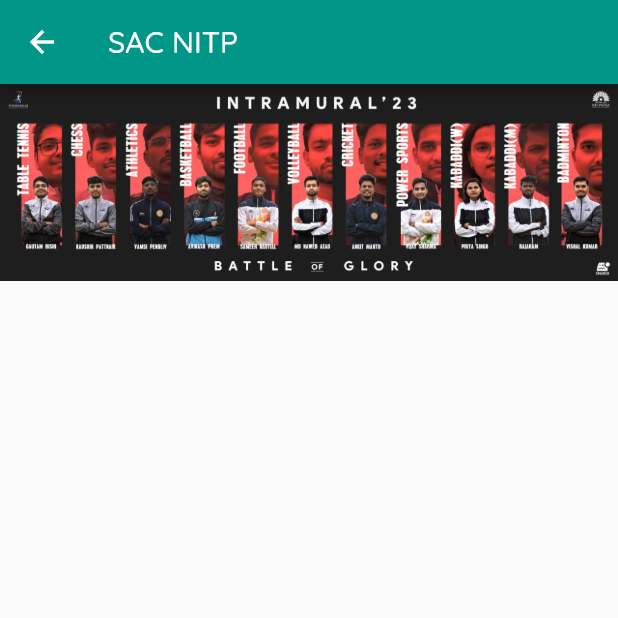
After one commit to jaspal007/SAC_NITP, a Flutter app: the screen it shows after launch, item 2 of the bottom bar chosen, after a tap on the "table chart" icon, on a phone screen of 412 x 824 dp, the top half of it. The commit adds this screen. Run offline on Flutter 3.47's test engine with Material 2 defaults, Android fonts, the phone set to English and light mode, and no system bars; our stand-ins replace cloud_firestore, dropdown_button2, firebase_auth, firebase_core, firebase_storage, google_fonts; accounts and stored records are empty.

Commit message:
scorecard update

```diff
--- a/lib/result_page.dart
+++ b/lib/result_page.dart
@@ -2,6 +2,7 @@
 import 'package:flutter/material.dart';
 import 'package:sac_nitp/resources/result_card.dart';
 import 'package:intl/intl.dart';
+import 'package:sac_nitp/scorecard.dart';
 import 'utility/global_variable.dart' as globals;
 
 globals.GlobalVariable _variable = globals.GlobalVariable();
@@ -325,6 +326,21 @@
                 ],
               );
             }),
+        floatingActionButton: FloatingActionButton(
+          onPressed: () {
+            Navigator.push(
+              context,
+              MaterialPageRoute(
+                builder: (context) => const MyScoreCard(),
+              ),
+            );
+          },
+          backgroundColor: Colors.teal,
+          tooltip: 'ScoreBoard',
+          elevation: 10,
+          splashColor: Colors.amber,
+          child: const Icon(Icons.table_chart),
+        ),
       ),
     );
   }
--- /dev/null
+++ b/lib/scorecard.dart
@@ -0,0 +1,33 @@
+import 'package:flutter/gestures.dart';
+import 'package:flutter/material.dart';
+
+class MyScoreCard extends StatefulWidget {
+  const MyScoreCard({super.key});
+
+  @override
+  State<StatefulWidget> createState() => _MyScoreCardState();
+}
+
+class _MyScoreCardState extends State<MyScoreCard> {
+  double vertical = 0;
+  double horizontal = 0;
+  @override
+  Widget build(BuildContext context) {
+    final mainScreen = MediaQuery.of(context).size.height;
+    final height = mainScreen - MediaQuery.of(context).padding.bottom;
+    final width = MediaQuery.of(context).size.width;
+    return SafeArea(
+      child: Scaffold(
+        appBar: AppBar(
+          title: const Text('SAC NITP'),
+        ),
+        body: InteractiveViewer(
+          child: Image.asset(
+            'lib/assets/intramural_banner.jpg',
+            fit: BoxFit.cover,
+          ),
+        ),
+      ),
+    );
+  }
+}
```
